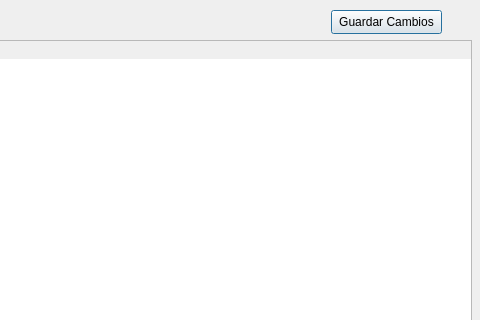
This is ventanaNotas_NP.ui in AyeQuinteros15/DemoPracticas as Qt 5 draws it before an edit; both pictures show x 289 to 769 and y 0 to 320 of the 769 by 542 pixel window. The edited form follows.
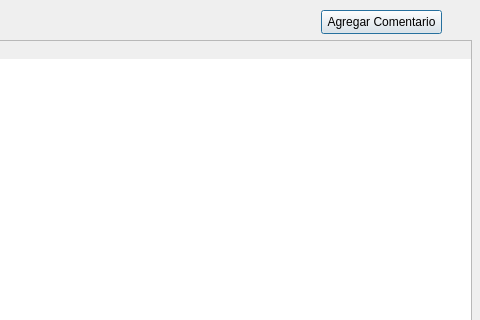
This is the edited form.

The edit to the form file:
```diff
--- a/ventanaNotas_NP.ui
+++ b/ventanaNotas_NP.ui
@@ -16,14 +16,14 @@
   <widget class="QPushButton" name="btnGuardarCambiosNotas_NP">
    <property name="geometry">
     <rect>
-     <x>620</x>
+     <x>610</x>
      <y>10</y>
-     <width>111</width>
+     <width>121</width>
      <height>24</height>
     </rect>
    </property>
    <property name="text">
-    <string>Guardar Cambios</string>
+    <string>Agregar Comentario</string>
    </property>
   </widget>
   <widget class="QTableWidget" name="tableNotas_NP">
```
Left out of the diff: 2 changed lines with no effect on the pictures.
